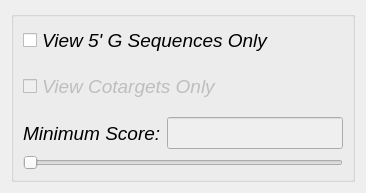
Above: filter_options.ui from TrinhLab/CASPERapp before the change. Below: the same form after it.
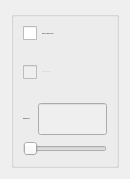
That is the form after the change.

Commit message: making UI use pixel count for font sizes rather than point size to keep it from scaling from windows scaling

Patch:
```diff
--- a/filter_options.ui
+++ b/filter_options.ui
@@ -13,12 +13,18 @@
   <property name="font">
    <font>
     <family>Arial</family>
-    <pointsize>14</pointsize>
+    <pointsize>1</pointsize>
+    <weight>50</weight>
+    <italic>false</italic>
+    <bold>false</bold>
    </font>
   </property>
   <property name="windowTitle">
    <string>Filter Options</string>
   </property>
+  <property name="styleSheet">
+   <string notr="true">font: 16px 'Arial';</string>
+  </property>
   <layout class="QGridLayout" name="gridLayout_2">
    <property name="sizeConstraint">
     <enum>QLayout::SetFixedSize</enum>
@@ -39,8 +45,11 @@
      </property>
      <property name="font">
       <font>
-       <pointsize>14</pointsize>
-       <italic>true</italic>
+       <family>Arial</family>
+       
+       <weight>50</weight>
+       <italic>false</italic>
+       <bold>false</bold>
       </font>
      </property>
      <property name="title">
@@ -61,7 +70,10 @@
         <property name="font">
          <font>
           <family>Arial</family>
-          <pointsize>14</pointsize>
+          
+          <weight>50</weight>
+          <italic>false</italic>
+          <bold>false</bold>
          </font>
         </property>
         <property name="toolTip">
```
The commit also changes 34 other files.
